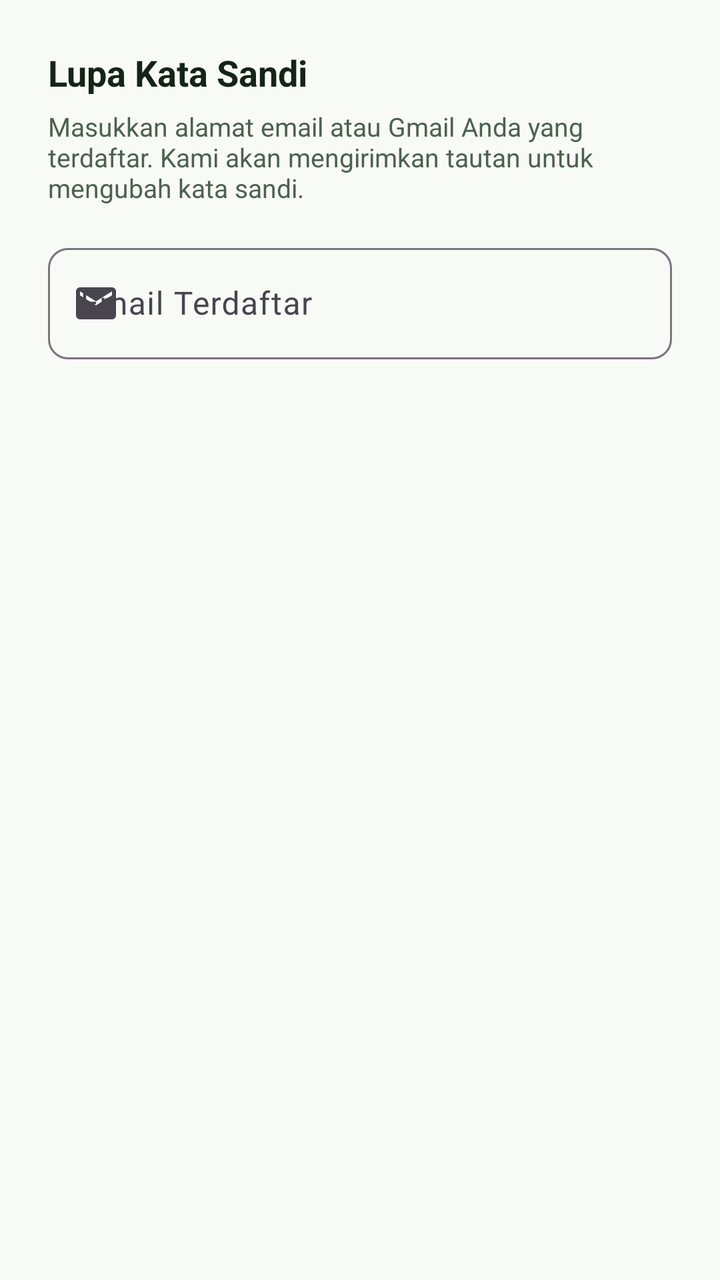
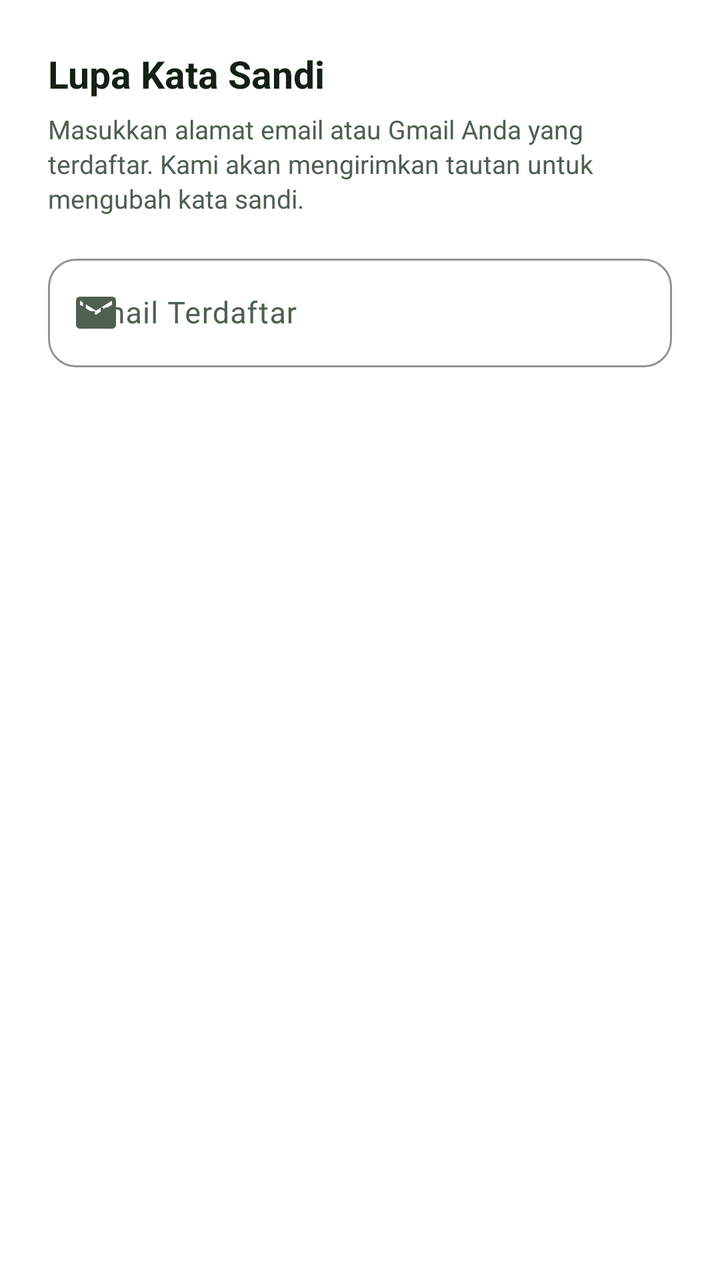

Two renders of the same Android screen: before a commit and after it. Below are the layout's source before the change and the commit's diff.
<!-- AndroidManifest.xml: application theme Theme.Perpustakaan2 -->
<!-- res/layout/dialog_forgot_password.xml -->
<?xml version="1.0" encoding="utf-8"?>
<LinearLayout xmlns:android="http://schemas.android.com/apk/res/android"
    xmlns:app="http://schemas.android.com/apk/res-auto"
    android:layout_width="match_parent"
    android:layout_height="wrap_content"
    android:orientation="vertical"
    android:padding="24dp">

    <TextView
        android:id="@+id/tvDialogForgotTitle"
        android:layout_width="wrap_content"
        android:layout_height="wrap_content"
        android:text="Lupa Kata Sandi"
        android:textColor="@color/text_primary"
        android:textSize="18sp"
        android:textStyle="bold" />

    <TextView
        android:id="@+id/tvDialogForgotSubtitle"
        android:layout_width="match_parent"
        android:layout_height="wrap_content"
        android:layout_marginTop="6dp"
        android:text="Masukkan alamat email atau Gmail Anda yang terdaftar. Kami akan mengirimkan tautan untuk mengubah kata sandi."
        android:textColor="@color/text_secondary"
        android:textSize="13sp" />

    <com.google.android.material.textfield.TextInputLayout
        android:id="@+id/tilForgotEmail"
        style="@style/Widget.Material3.TextInputLayout.OutlinedBox"
        android:layout_width="match_parent"
        android:layout_height="wrap_content"
        android:layout_marginTop="16dp"
        android:hint="Email Terdaftar"
        app:boxCornerRadiusBottomEnd="10dp"
        app:boxCornerRadiusBottomStart="10dp"
        app:boxCornerRadiusTopEnd="10dp"
        app:boxCornerRadiusTopStart="10dp"
        app:startIconDrawable="@drawable/ic_email">

        <com.google.android.material.textfield.TextInputEditText
            android:id="@+id/etForgotEmail"
            android:layout_width="match_parent"
            android:layout_height="wrap_content"
            android:inputType="textEmailAddress"
            android:singleLine="true" />
    </com.google.android.material.textfield.TextInputLayout>

    <ProgressBar
        android:id="@+id/pbForgotLoading"
        android:layout_width="32dp"
        android:layout_height="32dp"
        android:layout_gravity="center_horizontal"
        android:layout_marginTop="12dp"
        android:visibility="gone" />

</LinearLayout>
<!-- resources referenced by this layout -->
<resources>
  <color name="text_primary">#142416</color>
  <color name="text_secondary">#4D614F</color>
  <!-- drawable ic_email (drawable) -->
  <vector xmlns:android="http://schemas.android.com/apk/res/android"
      android:width="24dp"
      android:height="24dp"
      android:viewportWidth="24"
      android:viewportHeight="24">
    <path
        android:fillColor="#FF000000"
        android:pathData="M20,4H4c-1.1,0 -1.99,0.9 -1.99,2L2,18c0,1.1 0.9,2 2,2h16c1.1,0 2,-0.9 2,-2V6c0,-1.1 -0.9,-2 -2,-2zm0,4l-8,5 -8,-5V6l8,5 8,-5v2z"/>
  </vector>
  <style name="Theme.Perpustakaan2" parent="Theme.Material3.DayNight.NoActionBar">
          <item name="colorPrimary">@color/primary</item>
          <item name="colorPrimaryVariant">@color/primary_dark</item>
          <item name="colorSecondary">@color/secondary</item>
          <item name="android:statusBarColor">@color/background</item>
          <item name="android:windowLightStatusBar">true</item>
          <item name="android:windowBackground">@color/background</item>
          <item name="colorSurface">@color/surface</item>
          <item name="colorError">@color/error</item>
      </style>
  <color name="primary">#1B5E20</color>
  <color name="primary_dark">#0E3D13</color>
  <color name="secondary">#2E7D32</color>
  <color name="background">#F8FAF6</color>
  <color name="surface">#FFFFFF</color>
  <color name="error">#C62828</color>
</resources>

<!-- the commit's change to res/layout/dialog_forgot_password.xml (unified diff, before → after) -->
@@ -3,6 +3,7 @@
     xmlns:app="http://schemas.android.com/apk/res-auto"
     android:layout_width="match_parent"
     android:layout_height="wrap_content"
+    android:background="@color/surface"
     android:orientation="vertical"
     android:padding="24dp">
 
@@ -12,7 +13,7 @@
         android:layout_height="wrap_content"
         android:text="Lupa Kata Sandi"
         android:textColor="@color/text_primary"
-        android:textSize="18sp"
+        android:textSize="19sp"
         android:textStyle="bold" />
 
     <TextView
@@ -20,21 +21,18 @@
         android:layout_width="match_parent"
         android:layout_height="wrap_content"
         android:layout_marginTop="6dp"
+        android:lineSpacingExtra="2dp"
         android:text="Masukkan alamat email atau Gmail Anda yang terdaftar. Kami akan mengirimkan tautan untuk mengubah kata sandi."
         android:textColor="@color/text_secondary"
         android:textSize="13sp" />
 
     <com.google.android.material.textfield.TextInputLayout
         android:id="@+id/tilForgotEmail"
-        style="@style/Widget.Material3.TextInputLayout.OutlinedBox"
+        style="@style/Widget.Epustaka.TextInputLayout"
         android:layout_width="match_parent"
         android:layout_height="wrap_content"
         android:layout_marginTop="16dp"
         android:hint="Email Terdaftar"
-        app:boxCornerRadiusBottomEnd="10dp"
-        app:boxCornerRadiusBottomStart="10dp"
-        app:boxCornerRadiusTopEnd="10dp"
-        app:boxCornerRadiusTopStart="10dp"
         app:startIconDrawable="@drawable/ic_email">
 
         <com.google.android.material.textfield.TextInputEditText
@@ -42,7 +40,9 @@
             android:layout_width="match_parent"
             android:layout_height="wrap_content"
             android:inputType="textEmailAddress"
-            android:singleLine="true" />
+            android:singleLine="true"
+            android:textColor="@color/text_primary"
+            android:textSize="15sp" />
     </com.google.android.material.textfield.TextInputLayout>
 
     <ProgressBar
@@ -50,7 +50,8 @@
         android:layout_width="32dp"
         android:layout_height="32dp"
         android:layout_gravity="center_horizontal"
-        android:layout_marginTop="12dp"
+        android:layout_marginTop="14dp"
+        android:indeterminateTint="@color/primary"
         android:visibility="gone" />
 
 </LinearLayout>
<!-- resource entries referenced after the edit -->
@@ -1,7 +1,7 @@
 <!-- resources referenced by this layout -->
 <resources>
-  <color name="text_primary">#142416</color>
-  <color name="text_secondary">#4D614F</color>
+  <color name="text_primary">#132115</color>
+  <color name="text_secondary">#4E6050</color>
   <!-- drawable ic_email (drawable) -->
   <vector xmlns:android="http://schemas.android.com/apk/res/android"
       android:width="24dp"
@@ -12,21 +12,64 @@
         android:fillColor="#FF000000"
         android:pathData="M20,4H4c-1.1,0 -1.99,0.9 -1.99,2L2,18c0,1.1 0.9,2 2,2h16c1.1,0 2,-0.9 2,-2V6c0,-1.1 -0.9,-2 -2,-2zm0,4l-8,5 -8,-5V6l8,5 8,-5v2z"/>
   </vector>
+  <style name="Widget.Epustaka.TextInputLayout" parent="Widget.Material3.TextInputLayout.OutlinedBox">
+          <item name="boxBackgroundColor">@color/surface</item>
+          <item name="boxCornerRadiusBottomEnd">14dp</item>
+          <item name="boxCornerRadiusBottomStart">14dp</item>
+          <item name="boxCornerRadiusTopEnd">14dp</item>
+          <item name="boxCornerRadiusTopStart">14dp</item>
+          <item name="boxStrokeColor">@color/primary</item>
+          <item name="boxStrokeWidth">1dp</item>
+          <item name="boxStrokeWidthFocused">1.5dp</item>
+          <item name="hintTextColor">@color/primary</item>
+          <item name="startIconTint">@color/text_secondary</item>
+          <item name="endIconTint">@color/text_secondary</item>
+      </style>
   <style name="Theme.Perpustakaan2" parent="Theme.Material3.DayNight.NoActionBar">
           <item name="colorPrimary">@color/primary</item>
           <item name="colorPrimaryVariant">@color/primary_dark</item>
+          <item name="colorOnPrimary">@color/on_primary</item>
+          <item name="colorPrimaryContainer">@color/primary_container</item>
+          <item name="colorOnPrimaryContainer">@color/primary_dark</item>
+  
           <item name="colorSecondary">@color/secondary</item>
+          <item name="colorOnSecondary">@color/on_secondary</item>
+          <item name="colorSecondaryContainer">@color/secondary_container</item>
+          <item name="colorOnSecondaryContainer">@color/secondary_dark</item>
+  
+          <item name="android:colorBackground">@color/background</item>
+          <item name="android:windowBackground">@color/background</item>
+          <item name="colorSurface">@color/surface</item>
+          <item name="colorOnSurface">@color/text_primary</item>
+          <item name="colorSurfaceVariant">@color/surface_variant</item>
+          <item name="colorOnSurfaceVariant">@color/text_secondary</item>
+          <item name="colorOutline">@color/outline</item>
+          <item name="colorOutlineVariant">@color/outline_variant</item>
+  
+          <item name="colorError">@color/error</item>
+          <item name="colorOnError">@color/white</item>
+          <item name="colorErrorContainer">@color/error_container</item>
+  
           <item name="android:statusBarColor">@color/background</item>
           <item name="android:windowLightStatusBar">true</item>
-          <item name="android:windowBackground">@color/background</item>
-          <item name="colorSurface">@color/surface</item>
-          <item name="colorError">@color/error</item>
+          <item name="android:navigationBarColor">@color/surface</item>
+          <item name="android:windowLightNavigationBar" tools:targetApi="27">true</item>
       </style>
   <color name="primary">#1B5E20</color>
   <color name="primary_dark">#0E3D13</color>
+  <color name="on_primary">#FFFFFF</color>
+  <color name="primary_container">#CBE6CE</color>
   <color name="secondary">#2E7D32</color>
-  <color name="background">#F8FAF6</color>
+  <color name="on_secondary">#FFFFFF</color>
+  <color name="secondary_container">#D8EED9</color>
+  <color name="secondary_dark">#1B5E20</color>
+  <color name="background">#F6F8F5</color>
+  <color name="surface_variant">#EDF3EC</color>
+  <color name="outline">#DCE4DA</color>
+  <color name="outline_variant">#EAEFE8</color>
   <color name="surface">#FFFFFF</color>
-  <color name="error">#C62828</color>
+  <color name="error">#BA1A1A</color>
+  <color name="white">#FFFFFFFF</color>
+  <color name="error_container">#FFDAD6</color>
 </resources>
 
